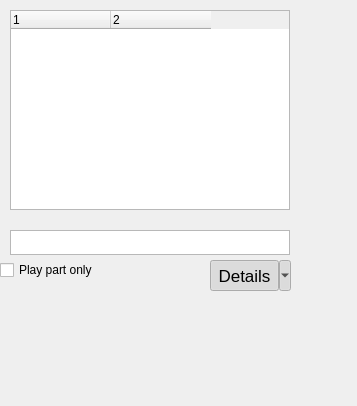
Before: the Qt Designer form mscore/mixer/mixer.ui in fp22june/MuseScore, drawn with Qt 5.
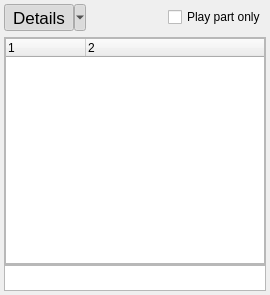
After: the same form once the commit is applied. Custom widgets are drawn as their Qt base class.

Patch:
```diff
--- a/mscore/mixer/mixer.ui
+++ b/mscore/mixer/mixer.ui
@@ -9,69 +9,54 @@
    <rect>
     <x>0</x>
     <y>0</y>
-    <width>357</width>
-    <height>406</height>
+    <width>270</width>
+    <height>295</height>
    </rect>
   </property>
-  <property name="sizePolicy">
-   <sizepolicy hsizetype="Minimum" vsizetype="Minimum">
-    <horstretch>0</horstretch>
-    <verstretch>0</verstretch>
-   </sizepolicy>
-  </property>
   <property name="focusPolicy">
    <enum>Qt::ClickFocus</enum>
   </property>
   <property name="floating">
    <bool>false</bool>
   </property>
-  <property name="features">
-   <set>QDockWidget::AllDockWidgetFeatures</set>
-  </property>
   <property name="windowTitle">
    <string>Mixer</string>
   </property>
   <widget class="QWidget" name="dockWidgetContents">
-   <widget class="QCheckBox" name="partOnlyCheckBox">
-    <property name="geometry">
-     <rect>
-      <x>0</x>
-      <y>260</y>
-      <width>108</width>
-      <height>20</height>
-     </rect>
+   <layout class="QGridLayout" name="gridLayout_2">
+    <property name="leftMargin">
+     <number>4</number>
     </property>
-    <property name="text">
-     <string>Play part only</string>
+    <property name="topMargin">
+     <number>4</number>
     </property>
-   </widget>
+    <property name="rightMargin">
+     <number>4</number>
+    </property>
+    <property name="bottomMargin">
+     <number>4</number>
+    </property>
+    <item row="1" column="0">
+     <layout class="QHBoxLayout" name="h1">
+      <item>
+       <layout class="QVBoxLayout" name="v1">
+        <item>
+         <widget class="QWidget" name="a1" native="true">
+          <layout class="QHBoxLayout" name="horizontalLayout">
+           <property name="leftMargin">
+            <number>0</number>
+           </property>
+           <property name="topMargin">
+            <number>0</number>
+           </property>
+           <property name="rightMargin">
+            <number>0</number>
+           </property>
+           <property name="bottomMargin">
+            <number>0</number>
+           </property>
+           <item>
    <widget class="Ms::MixerOptionsButton" name="showDetailsButton">
-    <property name="geometry">
-     <rect>
-      <x>210</x>
-      <y>260</y>
-      <width>81</width>
-      <height>31</height>
-     </rect>
-    </property>
-    <property name="sizePolicy">
-     <sizepolicy hsizetype="Fixed" vsizetype="Fixed">
-      <horstretch>0</horstretch>
-      <verstretch>0</verstretch>
-     </sizepolicy>
-    </property>
-    <property name="minimumSize">
-     <size>
-      <width>0</width>
-      <height>0</height>
-     </size>
-    </property>
-    <property name="maximumSize">
-     <size>
-      <width>16777215</width>
-      <height>16777215</height>
-     </size>
-    </property>
     <property name="font">
      <font>
       <pointsize>13</pointsize>
@@ -99,57 +84,87 @@
      <enum>QToolButton::MenuButtonPopup</enum>
     </property>
     <property name="toolButtonStyle">
-     <enum>Qt::ToolButtonTextOnly</enum>
-    </property>
-   </widget>
+              <enum>Qt::ToolButtonStyle::ToolButtonTextOnly</enum>
+             </property>
+            </widget>
+           </item>
+           <item alignment="Qt::AlignmentFlag::AlignRight">
+            <widget class="QCheckBox" name="partOnlyCheckBox">
+             <property name="text">
+              <string>Play part only</string>
+             </property>
+            </widget>
+           </item>
+          </layout>
+         </widget>
+        </item>
+        <item>
+         <layout class="QVBoxLayout" name="verticalLayout_2">
+          <property name="spacing">
+           <number>0</number>
+          </property>
+          <item>
+           <widget class="QScrollArea" name="scrollArea">
+            <property name="horizontalScrollBarPolicy">
+             <enum>Qt::ScrollBarPolicy::ScrollBarAlwaysOff</enum>
+            </property>
+            <property name="widgetResizable">
+             <bool>true</bool>
+            </property>
+            <widget class="QWidget" name="scrollAreaWidgetContents">
+             <property name="geometry">
+              <rect>
+               <x>0</x>
+               <y>0</y>
+               <width>254</width>
+               <height>195</height>
+              </rect>
+             </property>
+             <property name="sizePolicy">
+              <sizepolicy hsizetype="Expanding" vsizetype="Expanding">
+               <horstretch>0</horstretch>
+               <verstretch>0</verstretch>
+              </sizepolicy>
+             </property>
+             <layout class="QVBoxLayout" name="verticalLayout">
+              <property name="leftMargin">
+               <number>0</number>
+              </property>
+              <property name="topMargin">
+               <number>0</number>
+              </property>
+              <property name="rightMargin">
+               <number>0</number>
+              </property>
+              <property name="bottomMargin">
+               <number>0</number>
+              </property>
+              <item>
    <widget class="Ms::MixerTreeWidget" name="mixerTreeWidget">
-    <property name="geometry">
-     <rect>
-      <x>10</x>
-      <y>10</y>
-      <width>280</width>
-      <height>200</height>
-     </rect>
-    </property>
-    <property name="sizePolicy">
-     <sizepolicy hsizetype="Preferred" vsizetype="Preferred">
-      <horstretch>0</horstretch>
-      <verstretch>0</verstretch>
-     </sizepolicy>
-    </property>
-    <property name="minimumSize">
-     <size>
-      <width>280</width>
-      <height>200</height>
-     </size>
-    </property>
-    <property name="maximumSize">
-     <size>
-      <width>16777215</width>
-      <height>16777215</height>
-     </size>
-    </property>
     <property name="accessibleName">
      <string>Mixer Track List</string>
     </property>
+                <property name="horizontalScrollBarPolicy">
+                 <enum>Qt::ScrollBarPolicy::ScrollBarAlwaysOff</enum>
+                </property>
+                <property name="autoScroll">
+                 <bool>false</bool>
+                </property>
     <property name="tabKeyNavigation">
      <bool>true</bool>
     </property>
+                <property name="indentation">
+                 <number>12</number>
+                </property>
     <property name="allColumnsShowFocus">
      <bool>true</bool>
     </property>
     <property name="columnCount">
      <number>2</number>
     </property>
-    <attribute name="headerCascadingSectionResizes">
-     <bool>false</bool>
-    </attribute>
-    <attribute name="headerMinimumSectionSize">
+                <attribute name="headerDefaultSectionSize">
      <number>80</number>
     </attribute>
-    <attribute name="headerStretchLastSection">
-     <bool>false</bool>
-    </attribute>
     <column>
      <property name="text">
       <string notr="true">1</string>
@@ -161,33 +176,37 @@
      </property>
     </column>
    </widget>
+              </item>
+             </layout>
+            </widget>
+           </widget>
+          </item>
+          <item>
    <widget class="QTreeWidget" name="masterVolumeTreeWidget">
-    <property name="geometry">
-     <rect>
-      <x>10</x>
-      <y>230</y>
-      <width>280</width>
-      <height>25</height>
-     </rect>
-    </property>
     <property name="sizePolicy">
-     <sizepolicy hsizetype="Preferred" vsizetype="Preferred">
+             <sizepolicy hsizetype="Expanding" vsizetype="Fixed">
       <horstretch>0</horstretch>
       <verstretch>0</verstretch>
      </sizepolicy>
     </property>
     <property name="minimumSize">
      <size>
-      <width>280</width>
-      <height>25</height>
+              <width>0</width>
+              <height>26</height>
      </size>
     </property>
     <property name="maximumSize">
      <size>
       <width>16777215</width>
-      <height>25</height>
-     </size>
-    </property>
+              <height>26</height>
+             </size>
+            </property>
+            <property name="verticalScrollBarPolicy">
+             <enum>Qt::ScrollBarPolicy::ScrollBarAlwaysOff</enum>
+            </property>
+            <property name="horizontalScrollBarPolicy">
+             <enum>Qt::ScrollBarPolicy::ScrollBarAlwaysOff</enum>
+            </property>
     <property name="tabKeyNavigation">
      <bool>true</bool>
     </property>
@@ -200,15 +219,6 @@
     <attribute name="headerVisible">
      <bool>false</bool>
     </attribute>
-    <attribute name="headerCascadingSectionResizes">
-     <bool>false</bool>
-    </attribute>
-    <attribute name="headerMinimumSectionSize">
-     <number>80</number>
-    </attribute>
-    <attribute name="headerStretchLastSection">
-     <bool>false</bool>
-    </attribute>
     <column>
      <property name="text">
       <string notr="true">1</string>
@@ -220,6 +230,14 @@
      </property>
     </column>
    </widget>
+          </item>
+         </layout>
+        </item>
+       </layout>
+      </item>
+     </layout>
+    </item>
+   </layout>
   </widget>
  </widget>
  <customwidgets>
```
Left out of the diff: 12 changed lines with no effect on the pictures. Lines whose indentation alone changed are shown as unchanged.
